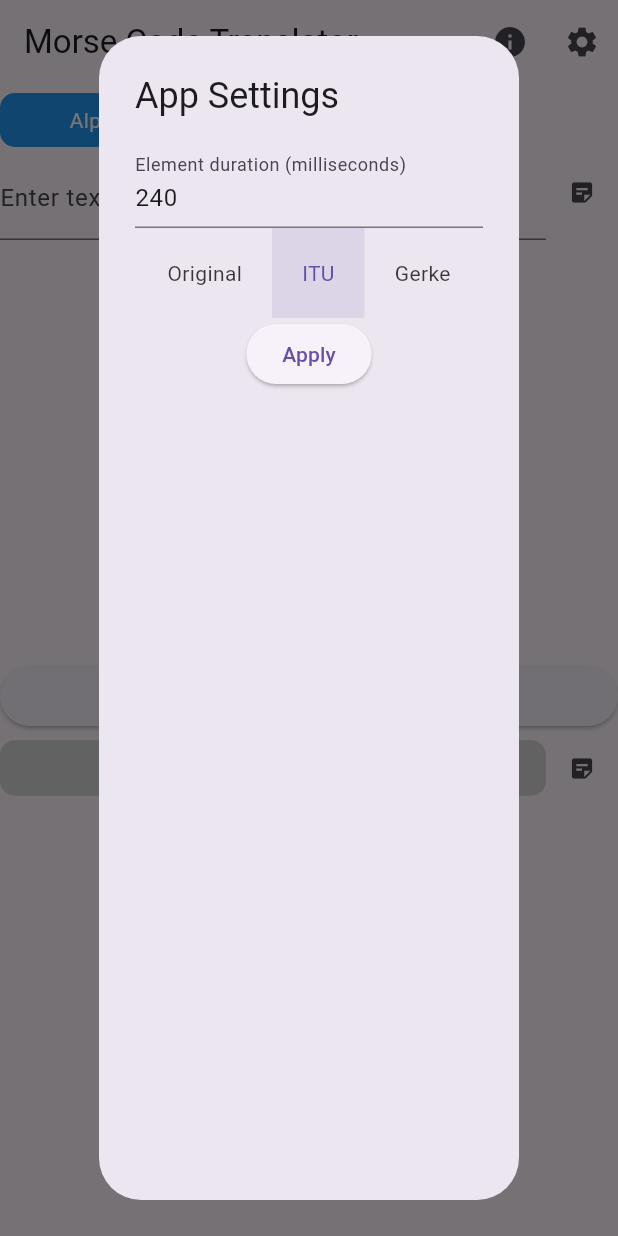
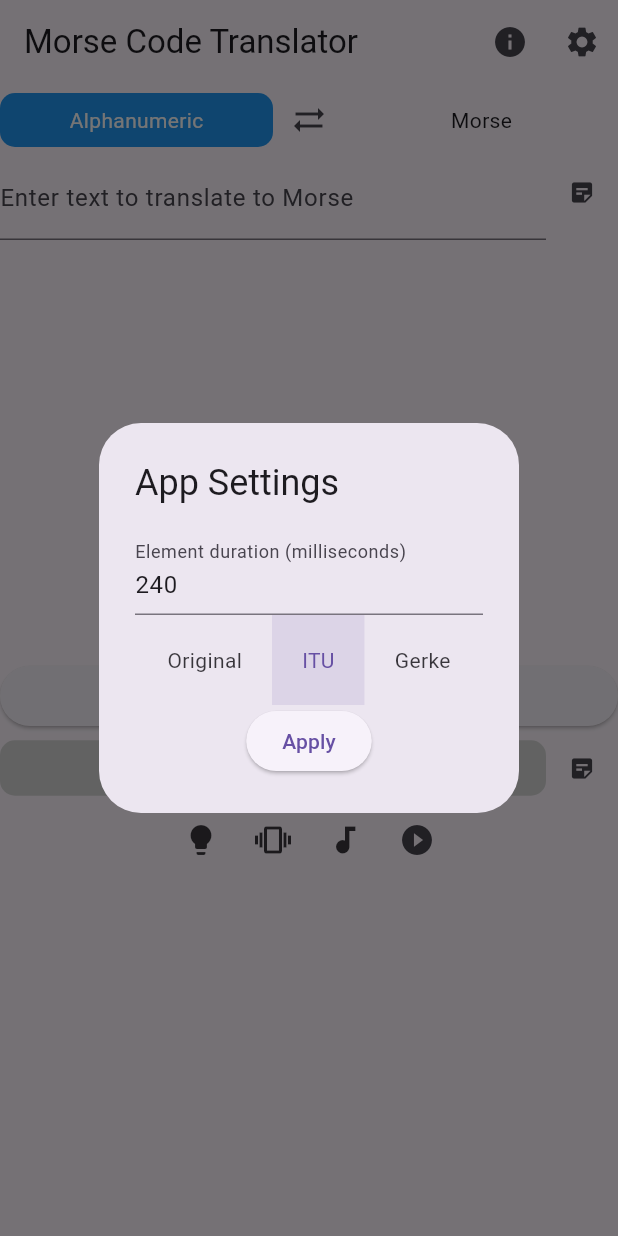
Before and after one commit to HubbleCommand/morse_code_translator, a Flutter app: the screen it shows after launch, after a tap on the "settings" icon, on a phone screen of 412 x 824 dp. Run offline on Flutter 3.47's test engine with Material 3 defaults, Android fonts, the phone set to English and light mode, and no system bars; our stand-ins replace google_mobile_ads, shared_preferences, vibration; missing offline and left inert: soundpool, torch_light, wave_generator.

Commit message:
fix settings sizing

```diff
--- a/lib/widgets/settings.dart
+++ b/lib/widgets/settings.dart
@@ -46,6 +46,7 @@ class _SettingsWidgetState extends State<SettingsWidget> {
         child: new Form(
           key: _formKey,
           child: Column(
+            mainAxisSize: MainAxisSize.min,
             children: [
               TextFormField(
                 controller: new TextEditingController(text: '$elementDuration'),
@@ -87,6 +88,7 @@ class _SettingsWidgetState extends State<SettingsWidget> {
                     final prefs = await SharedPreferences.getInstance();
                     prefs.setInt('elementDuration', elementDuration);
                     prefs.setString('alphabet', alphabet.name);
+                    Navigator.of(context).pop();
                   }
                 },
                 child: Text("Apply"),
```
